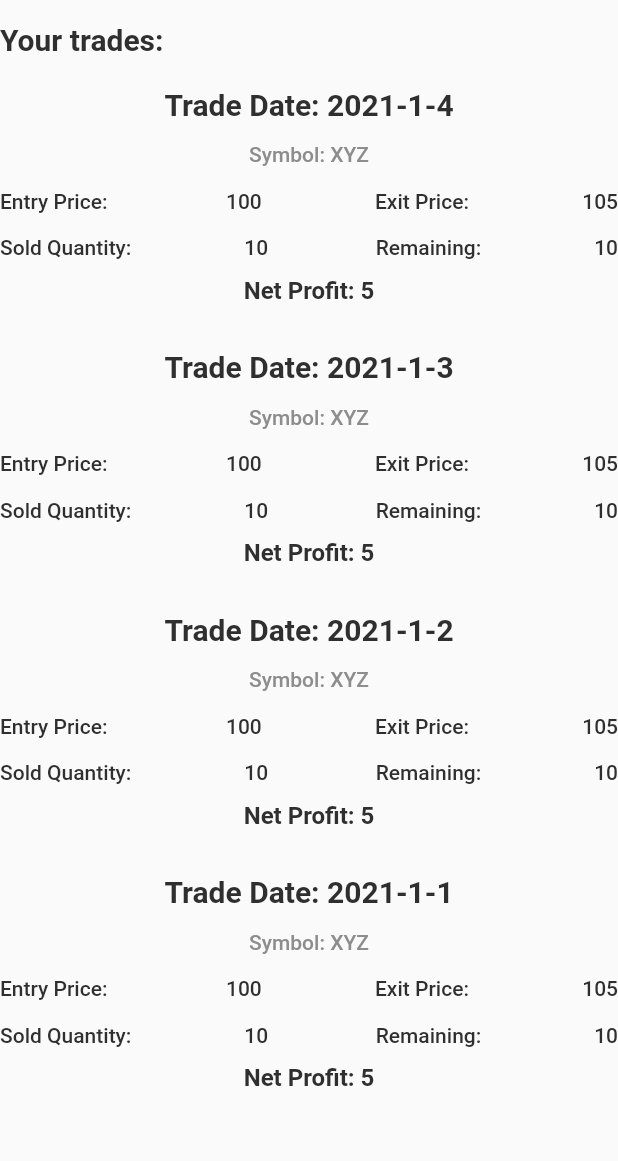
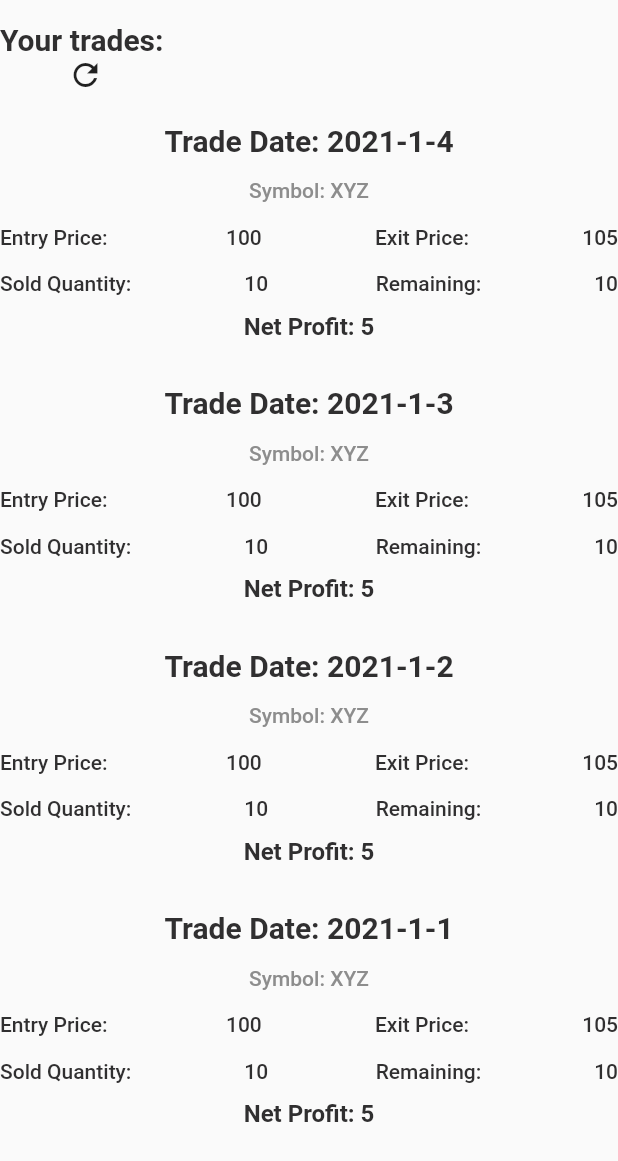
Before and after one commit to the-xperimentalist/tradeapp, a Flutter app: the TradeInfo widget shown alone on an empty page, opened directly, on a phone screen of 412 x 824 dp. Shown: the top 1161 px of the screen. Run offline on Flutter 3.47's test engine with Material 2 defaults, Android fonts, the phone set to English and light mode, and no system bars; our stand-ins replace csv, file_picker, shared_preferences; accounts and stored records are empty; network calls fail.

Commit message:
Completed changes

```diff
--- a/mobile/lib/screens/subComponents/TradeInfo.dart
+++ b/mobile/lib/screens/subComponents/TradeInfo.dart
@@ -86,7 +86,17 @@ class _TradeInfoState extends State<TradeInfo> {
         Row(
           mainAxisAlignment: MainAxisAlignment.spaceBetween,
           children: [
-            Text("Your trades: ", style: themeData.textTheme.headline3),
+            Column(
+              children: [
+                Text("Your trades: ", style: themeData.textTheme.headline3,),
+                GestureDetector(
+                  child: Icon(Icons.refresh),
+                  onTap: () {
+                    fetchPortfolioTrades();
+                  },
+                )
+              ],
+            )
           ],
         ),
         addVerticalSpace(10),
```
Also changed, not shown: mobile/lib/screens/subComponents/MainInfo.dart (+10 -1 lines), 1 other file.
